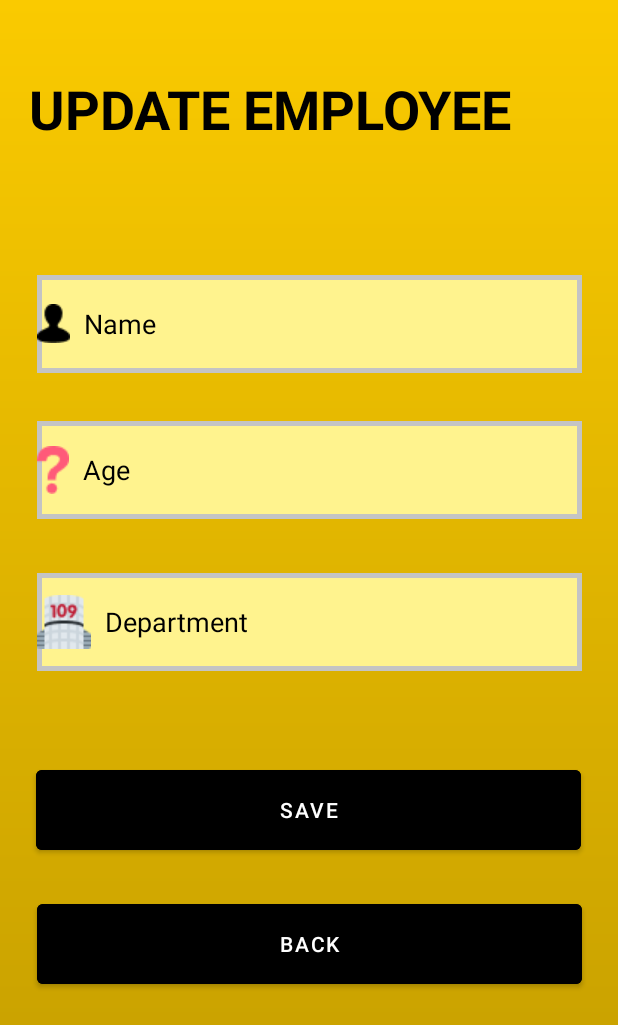
After one commit to NguyenTranNgocToi/Android_KiemTra_ThucHang, an Android app: the layout update_emplayee.xml on its own in the app's theme, with its tools: preview values and no code run, on a phone screen of 412 x 824 dp. The commit adds this screen. Shown: the top 1025 px of the screen. Run offline under Robolectric (Android 15) with nearby library versions, the phone set to English and light mode, and no system bars.

Commit message:
xong gui login +manager +up+add

```diff
--- a/app/src/main/res/drawable/backgroud_login.xml
+++ b/app/src/main/res/drawable/backgroud_login.xml
@@ -1,6 +1,6 @@
 <?xml version="1.0" encoding="utf-8"?>
 <shape xmlns:android="http://schemas.android.com/apk/res/android">
     <solid android:color="#FFFFF38E"></solid>
-    <stroke android:color="#30C4C4C4" android:width="3dp"></stroke>
+    <stroke android:color="#C4C4C4" android:width="3dp"></stroke>
 
 </shape>
--- /dev/null
+++ b/app/src/main/res/layout/update_emplayee.xml
@@ -0,0 +1,94 @@
+<?xml version="1.0" encoding="utf-8"?>
+<androidx.constraintlayout.widget.ConstraintLayout
+    xmlns:android="http://schemas.android.com/apk/res/android"
+    xmlns:app="http://schemas.android.com/apk/res-auto"
+    xmlns:tools="http://schemas.android.com/tools"
+    android:layout_width="match_parent"
+    android:layout_height="match_parent"  android:background="@drawable/gradiant">
+
+
+    <TextView
+        android:id="@+id/tvUpEmloyee"
+        android:layout_width="372dp"
+        android:layout_height="71dp"
+        android:layout_marginTop="48dp"
+        android:text="UPDATE EMPLOYEE"
+        android:textColor="#000000"
+        android:textSize="36sp"
+        android:textStyle="bold"
+        app:layout_constraintEnd_toEndOf="parent"
+        app:layout_constraintHorizontal_bias="0.487"
+        app:layout_constraintStart_toStartOf="parent"
+        app:layout_constraintTop_toTopOf="parent" />
+
+    <EditText
+        android:id="@+id/ed_name_up"
+        android:layout_width="363dp"
+        android:layout_height="65dp"
+        android:layout_marginTop="64dp"
+        android:background="@drawable/backgroud_login"
+        android:drawableStart="@drawable/avt"
+        android:ems="10"
+        android:hint="  Name"
+        android:inputType="textPersonName"
+        android:textColorHint="#000000"
+        app:layout_constraintEnd_toEndOf="parent"
+        app:layout_constraintStart_toStartOf="parent"
+        app:layout_constraintTop_toBottomOf="@+id/tvUpEmloyee" />
+
+    <EditText
+        android:id="@+id/ed_age_up"
+        android:layout_width="363dp"
+        android:layout_height="65dp"
+        android:layout_marginTop="32dp"
+        android:background="@drawable/backgroud_login"
+        android:drawableStart="@drawable/chamhoi"
+        android:ems="10"
+        android:hint="  Age"
+        android:inputType="textPersonName"
+        android:textColorHint="#000000"
+        app:layout_constraintEnd_toEndOf="parent"
+        app:layout_constraintStart_toStartOf="parent"
+        app:layout_constraintTop_toBottomOf="@+id/ed_name_up" />
+
+    <EditText
+        android:id="@+id/ed_depart_up"
+        android:layout_width="363dp"
+        android:layout_height="65dp"
+        android:layout_marginTop="36dp"
+        android:background="@drawable/backgroud_login"
+        android:drawableStart="@drawable/depart"
+        android:ems="10"
+        android:hint="  Department"
+        android:inputType="textPersonName"
+        android:textColorHint="#000000"
+        app:layout_constraintEnd_toEndOf="parent"
+        app:layout_constraintStart_toStartOf="parent"
+        app:layout_constraintTop_toBottomOf="@+id/ed_age_up" />
+
+    <Button
+        android:id="@+id/btn_save_up"
+        android:layout_width="363dp"
+        android:layout_height="65dp"
+        android:layout_marginTop="60dp"
+        android:backgroundTint="#000000"
+        android:text="SAVE"
+        android:textColor="#FFFFFF"
+        app:layout_constraintEnd_toEndOf="parent"
+        app:layout_constraintHorizontal_bias="0.492"
+        app:layout_constraintStart_toStartOf="parent"
+        app:layout_constraintTop_toBottomOf="@+id/ed_depart_up" />
+
+    <Button
+        android:id="@+id/btn_back_up"
+        android:layout_width="363dp"
+        android:layout_height="65dp"
+        android:layout_marginTop="24dp"
+        android:backgroundTint="#000000"
+        android:text="BACK"
+        android:textColor="#FFFFFF"
+        app:layout_constraintEnd_toEndOf="parent"
+        app:layout_constraintStart_toStartOf="parent"
+        app:layout_constraintTop_toBottomOf="@+id/btn_save_up" />
+
+</androidx.constraintlayout.widget.ConstraintLayout>
```
Also changed, not shown: app/src/main/res/layout/add_employee.xml (added, +93 -0 lines), app/src/main/res/drawable-v24/avt.png (added), app/src/main/res/drawable-v24/chamhoi.png (added), app/src/main/res/drawable-v24/depart.png (added).
